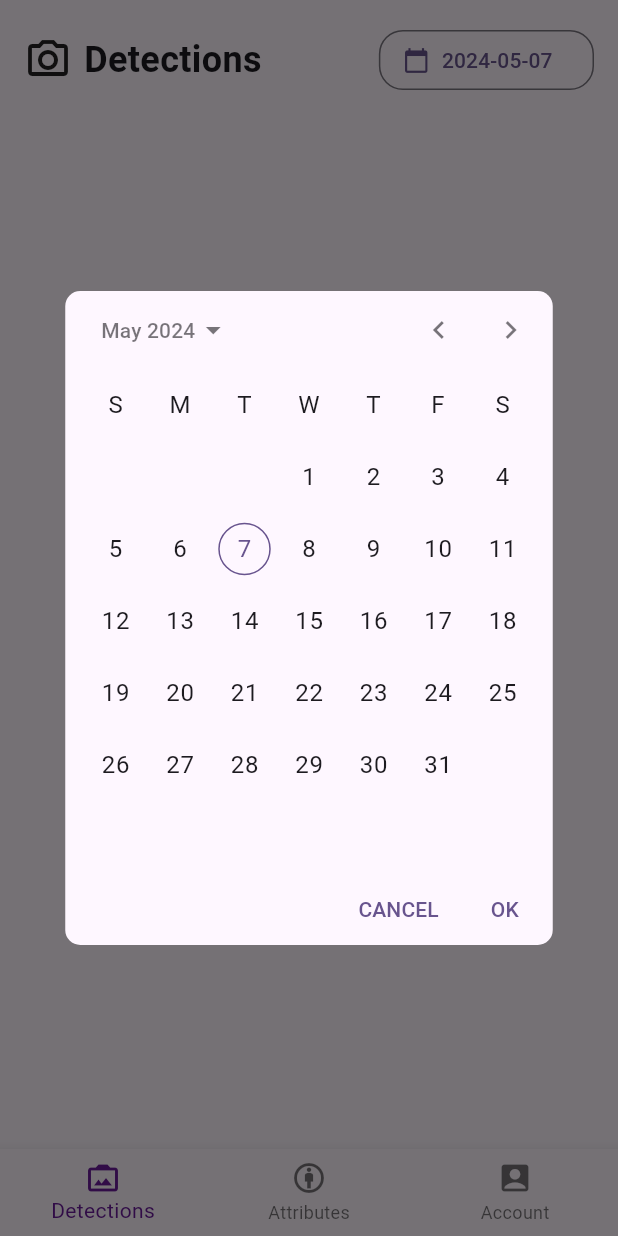
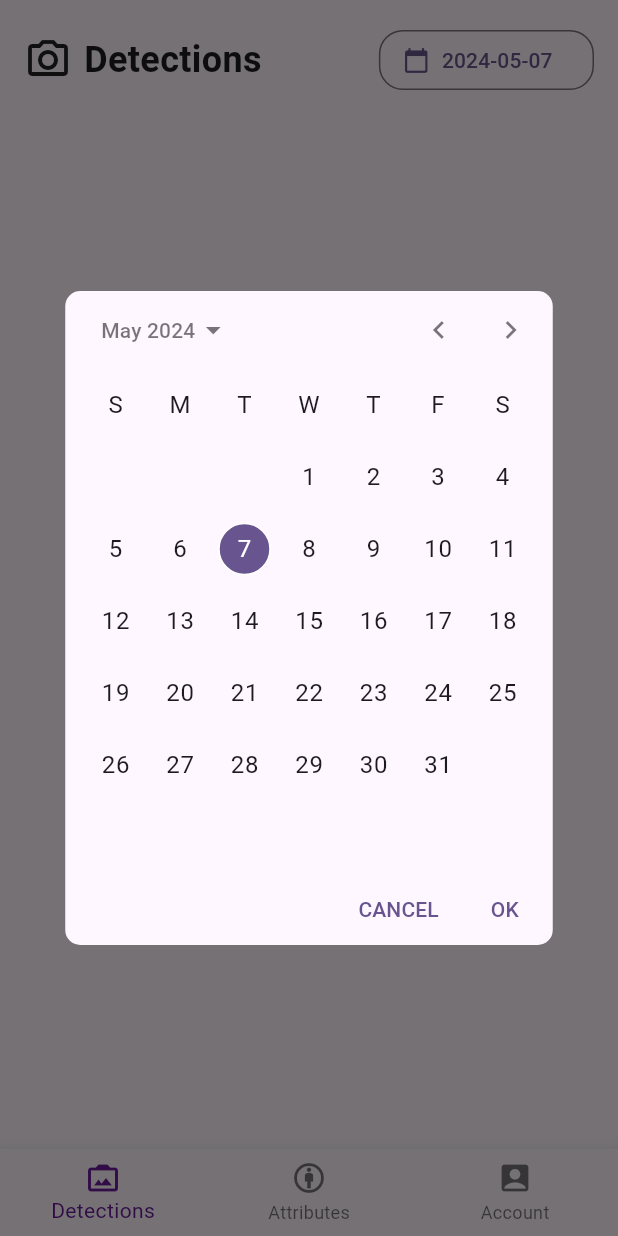
Before and after one commit to dimpram101/sipapd-mobile-gemastik, a Flutter app: the screen it shows once a user with an empty profile is signed in, after a tap on an icon or button, on a phone screen of 412 x 824 dp. Run offline on Flutter 3.47's test engine with Material 3 defaults, Android fonts, the phone set to English and light mode, and no system bars; drawn by our look-alikes of calendar_date_picker2; our stand-ins replace cloud_firestore, firebase_auth, firebase_core, firebase_messaging, pull_to_refresh; accounts and stored records are empty.

Commit message:
feat: filter by date for data

```diff
--- a/lib/screens/detection_screen.dart
+++ b/lib/screens/detection_screen.dart
@@ -3,6 +3,7 @@ import 'package:cloud_firestore/cloud_firestore.dart';
 import 'package:flutter/material.dart';
 import 'package:sipapd_mobile/extensions/date_formatter.dart';
 import 'package:sipapd_mobile/utils/string_utils.dart';
+// import 'package:sipapd_mobile/utils/string_utils.dart';
 import 'package:sipapd_mobile/widgets/image_dialog.dart';
 
 class DetectionScreen extends StatefulWidget {
@@ -56,8 +57,12 @@ class _DetectionState extends State<DetectionScreen> {
                     onPressed: () async {
                       var results = await showCalendarDatePicker2Dialog(
                         context: context,
-                        config: CalendarDatePicker2WithActionButtonsConfig(),
+                        config: CalendarDatePicker2WithActionButtonsConfig(
+                          calendarType: CalendarDatePicker2Type.single,
+                          lastDate: DateTime.now(),
+                        ),
                         dialogSize: const Size(325, 400),
+                        value: dateFilter,
                       );
 
                       if (results != null) {
@@ -77,7 +82,11 @@ class _DetectionState extends State<DetectionScreen> {
           const SizedBox(height: 24),
           Flexible(
             child: StreamBuilder(
-              stream: FirebaseFirestore.instance.collection("detections").orderBy("time", descending: true).snapshots(),
+              stream: FirebaseFirestore.instance
+                  .collection("detections")
+                  // .where('time', isLessThanOrEqualTo: dateFilter.first)
+                  .orderBy("time", descending: true)
+                  .snapshots(),
               builder: (ctx, snapshots) {
                 if (snapshots.connectionState == ConnectionState.waiting) {
                   return const Center(
@@ -87,7 +96,7 @@ class _DetectionState extends State<DetectionScreen> {
 
                 if (!snapshots.hasData || snapshots.data!.docs.isEmpty) {
                   return const Center(
-                    child: Text('No messages found'),
+                    child: Text('No data found'),
                   );
                 }
 
@@ -99,8 +108,20 @@ class _DetectionState extends State<DetectionScreen> {
 
                 final detectionDocs = snapshots.data!.docs;
 
+                final filteredDetectionDocs = detectionDocs.where((element) {
+                  var date = StringUtils.timestampToDate(element['time']);
+                  var filterDate = StringUtils.dateTimetoDate(dateFilter.first!);
+                  return date == filterDate;
+                }).toList();
+
+                if (filteredDetectionDocs.isEmpty) {
+                  return const Center(
+                    child: Text('No data found'),
+                  );
+                }
+
                 return ListView.builder(
-                  itemCount: detectionDocs.length,
+                  itemCount: filteredDetectionDocs.length,
                   itemBuilder: (ctx, index) {
                     return Padding(
                       padding: const EdgeInsets.only(top: 2, bottom: 2),
@@ -113,21 +134,22 @@ class _DetectionState extends State<DetectionScreen> {
                           await showDialog(
                             context: context,
                             builder: (_) => ImageDialog(
-                              imgUrl: detectionDocs[index]["image_url"],
+                              imgUrl: filteredDetectionDocs[index]["image_url"],
                             ),
                           );
                         },
                         title: Text(
-                          detectionDocs[index]['attribute'].toString(),
-                          //StringUtils.attributeFormatter(detectionDocs[index]['attribute']),
+                          // filteredDetectionDocs[index]['attribute'].toString(),
+                          StringUtils.attributeFormatter(filteredDetectionDocs[index]['attribute']),
                           style: const TextStyle(
                             fontWeight: FontWeight.bold,
                           ),
                         ),
                         subtitle: Text(
-                          detectionDocs[index]['time'].toString(),
-                          //StringUtils.dateToString(detectionDocs[index]['time'], "_"),
-                        ),
+                            // (filteredDetectionDocs[index]['time'] as Timestamp).toDate().toString(),
+                            StringUtils.timestampToDate(filteredDetectionDocs[index]['time'] as Timestamp)
+                            //StringUtils.dateToString(detectionDocs[index]['time'], "_"),
+                            ),
                       ),
                     );
                   },
--- a/pubspec.yaml
+++ b/pubspec.yaml
@@ -41,6 +41,7 @@ dependencies:
   cloud_firestore: ^4.17.2
   calendar_date_picker2: ^0.5.6
   pull_to_refresh: ^2.0.0
+  intl: ^0.19.0
 
 dev_dependencies:
   flutter_test:
```
Also changed, not shown: lib/utils/string_utils.dart (+18 -2 lines), pubspec.lock.
